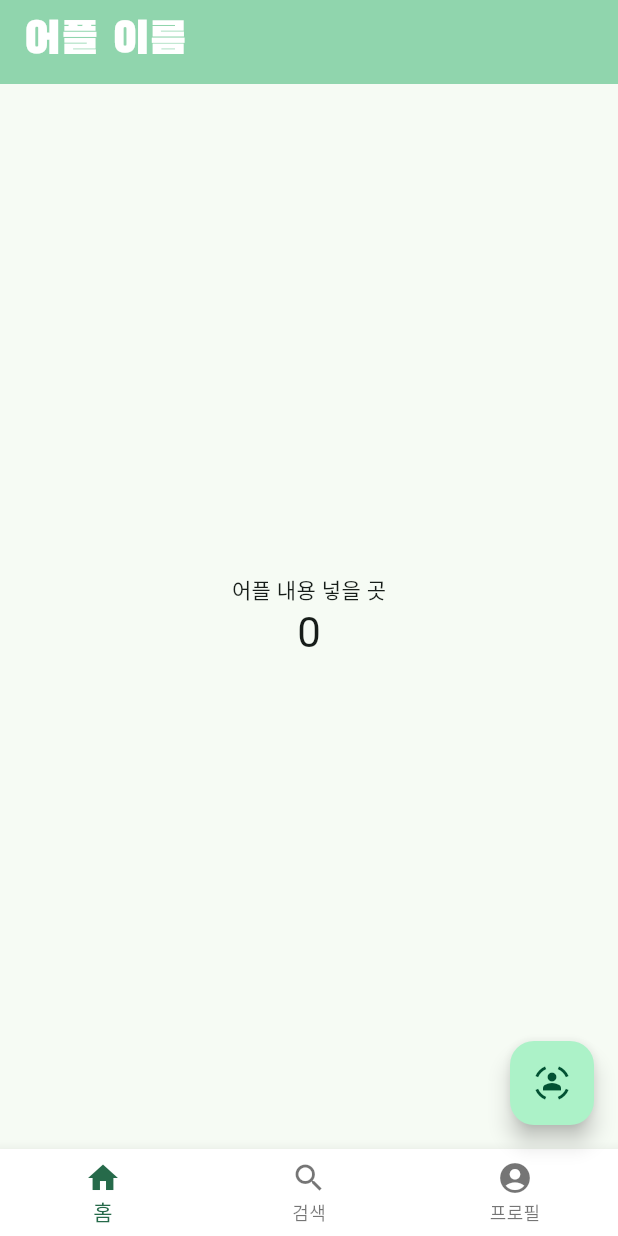
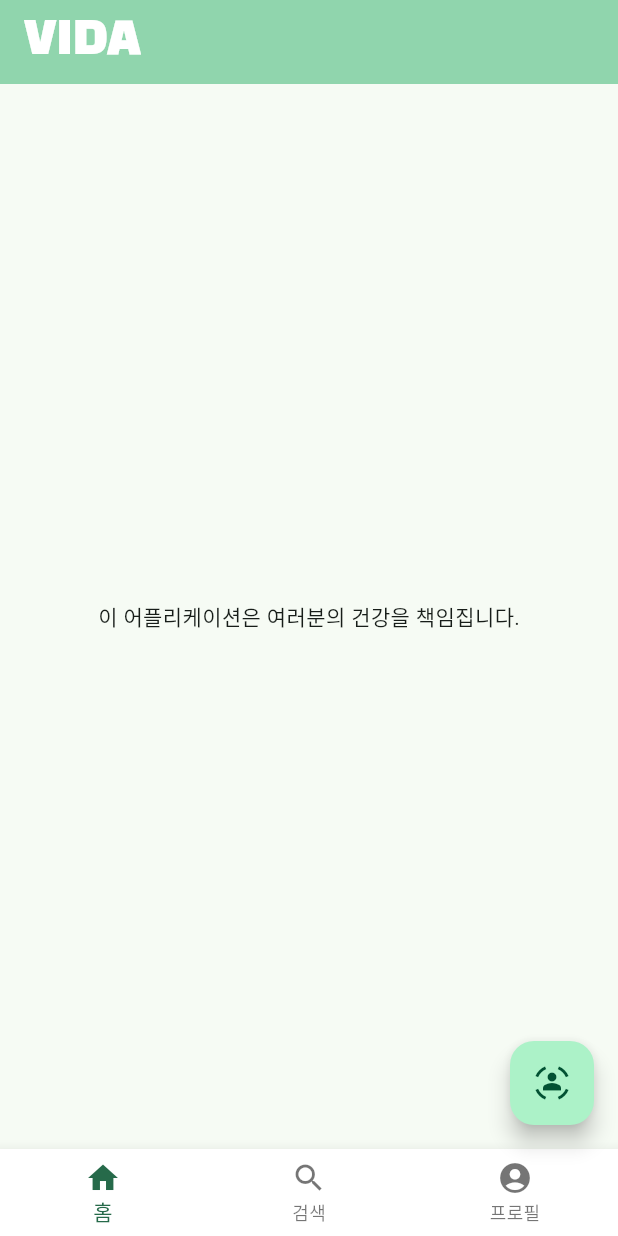
Before and after one commit to Kim-sehwan/life-project, a Flutter app: the screen it shows after launch, on a phone screen of 412 x 824 dp. Run offline on Flutter 3.47's test engine with Material 3 defaults, Android fonts, the phone set to English and light mode, and no system bars.

Commit message:
first commit

```diff
--- a/lib/main.dart
+++ b/lib/main.dart
@@ -14,7 +14,7 @@ class MyApp extends StatelessWidget {
         colorScheme: ColorScheme.fromSeed(seedColor: Colors.greenAccent),
         useMaterial3: true,
       ),
-      home: const MyHomePage(title: '어플 이름'),
+      home: const MyHomePage(title: 'VIDA'),
     );
   }
 }
@@ -46,22 +46,10 @@ class _MyHomePageState extends State<MyHomePage> {
         title: Text(widget.title),
         titleTextStyle: const TextStyle(color: Colors.white, fontSize: 30, fontFamily: "bhs"),
       ),
-      body: Center(
-
-        child: Column(
-
-          mainAxisAlignment: MainAxisAlignment.center,
-          children: <Widget>[
-            const Text(
-              '어플 내용 넣을 곳',
-            ),
-            Text(
-              '$_counter',
-              style: Theme.of(context).textTheme.headlineMedium,
-            ),
-          ],
-        ),
+      body: const Center(
+        child: Text("이 어플리케이션은 여러분의 건강을 책임집니다.")
       ),
+      //신체 검사 (AI적용)
       floatingActionButton: FloatingActionButton(
         onPressed: _incrementCounter,
         tooltip: 'Increment',
@@ -70,8 +58,11 @@ class _MyHomePageState extends State<MyHomePage> {
       bottomNavigationBar: BottomNavigationBar(
         backgroundColor: Colors.white,
         items: const [
+          //기본화면
           BottomNavigationBarItem(icon: Icon(Icons.home), label: "홈"),
+          //커뮤니티나 팁 겁색 화면
           BottomNavigationBarItem(icon: Icon(Icons.search), label: "검색"),
+          //마이 어카운트
           BottomNavigationBarItem(icon: Icon(Icons.account_circle), label: "프로필"),
         ],
       ),
```
